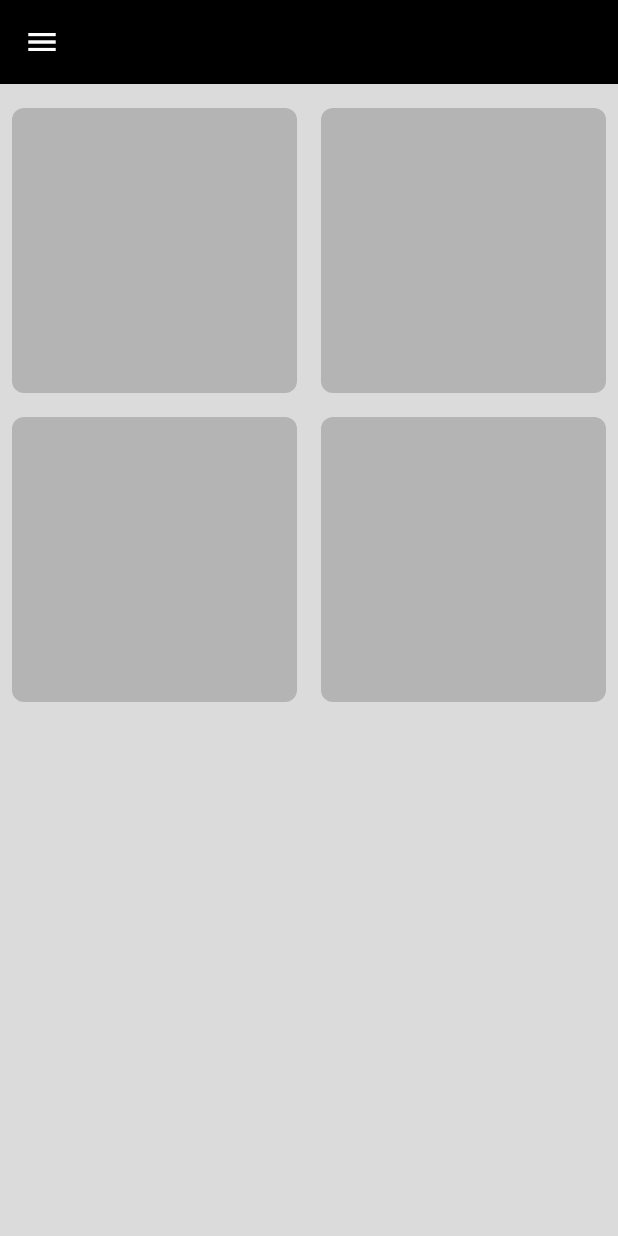
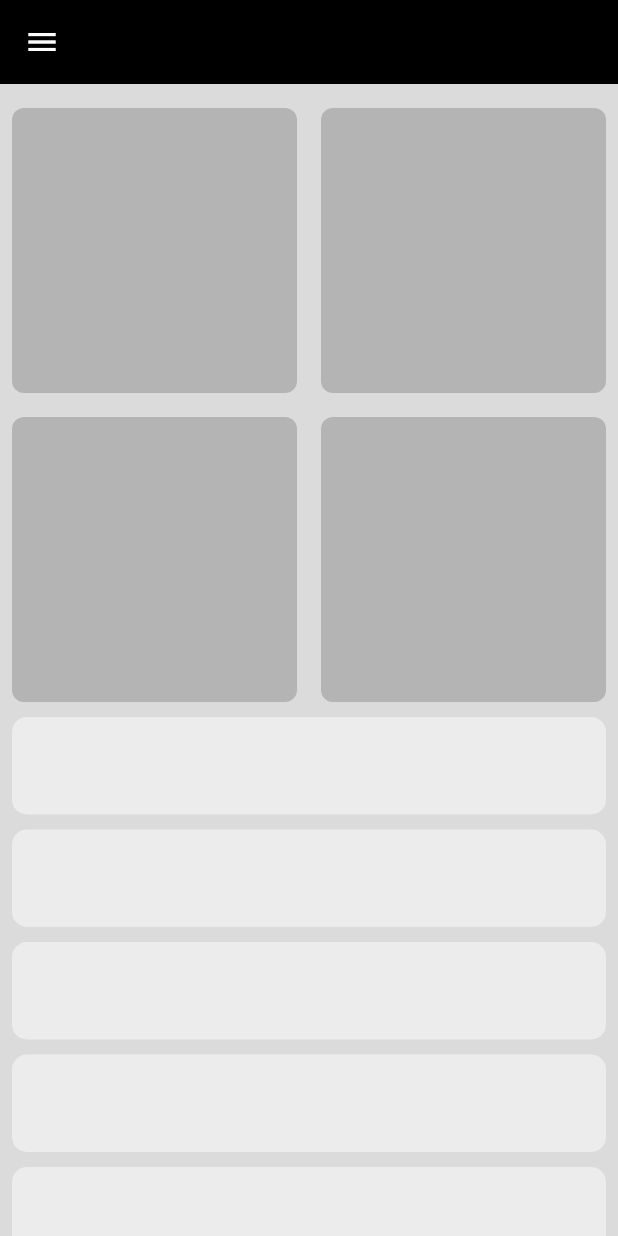
Before and after one commit to Kerolos163/Responsive_UI, a Flutter app: the screen it shows after launch, on a phone screen of 412 x 824 dp. Run offline on Flutter 3.47's test engine with Material 3 defaults, Android fonts, the phone set to English and light mode, and no system bars.

Commit message:
Custom Sliver List View

```diff
--- a/lib/views/widget/custom_sliver_gride.dart
+++ b/lib/views/widget/custom_sliver_gride.dart
@@ -1,5 +1,5 @@
 import 'package:flutter/material.dart';
-import 'package:responsive_ui/views/widget/custom_sliver_gride_item.dart';
+import 'package:responsive_ui/views/widget/custom_sliver_item.dart';
 
 class CustomSliverGride extends StatelessWidget {
   const CustomSliverGride({super.key});
--- /dev/null
+++ b/lib/views/widget/custom_sliver_item2.dart
@@ -0,0 +1,16 @@
+import 'package:flutter/material.dart';
+
+class CustomItem2 extends StatelessWidget {
+  const CustomItem2({super.key});
+
+  @override
+  Widget build(BuildContext context) {
+    return Container(
+      height: 65,
+      decoration: BoxDecoration(
+        borderRadius: BorderRadius.circular(10),
+        color: const Color(0xffECECEC)
+      ),
+    );
+  }
+}
--- a/lib/views/widget/home_view_body.dart
+++ b/lib/views/widget/home_view_body.dart
@@ -1,5 +1,6 @@
 import 'package:flutter/material.dart';
 import 'package:responsive_ui/views/widget/custom_sliver_gride.dart';
+import 'package:responsive_ui/views/widget/custom_sliver_list_view.dart';
 
 class HomeViewBody extends StatelessWidget {
   const HomeViewBody({super.key});
@@ -12,6 +13,7 @@ class HomeViewBody extends StatelessWidget {
         slivers: [
           SliverToBoxAdapter(child: SizedBox(height: 16)),
           CustomSliverGride(),
+          CustomSliverListView()
         ],
       ),
     );
```
Also changed, not shown: lib/views/widget/custom_sliver_list_view.dart (+17 -0 lines), lib/views/widget/custom_sliver_item.dart (renamed from lib/views/widget/custom_sliver_gride_item.dart).
